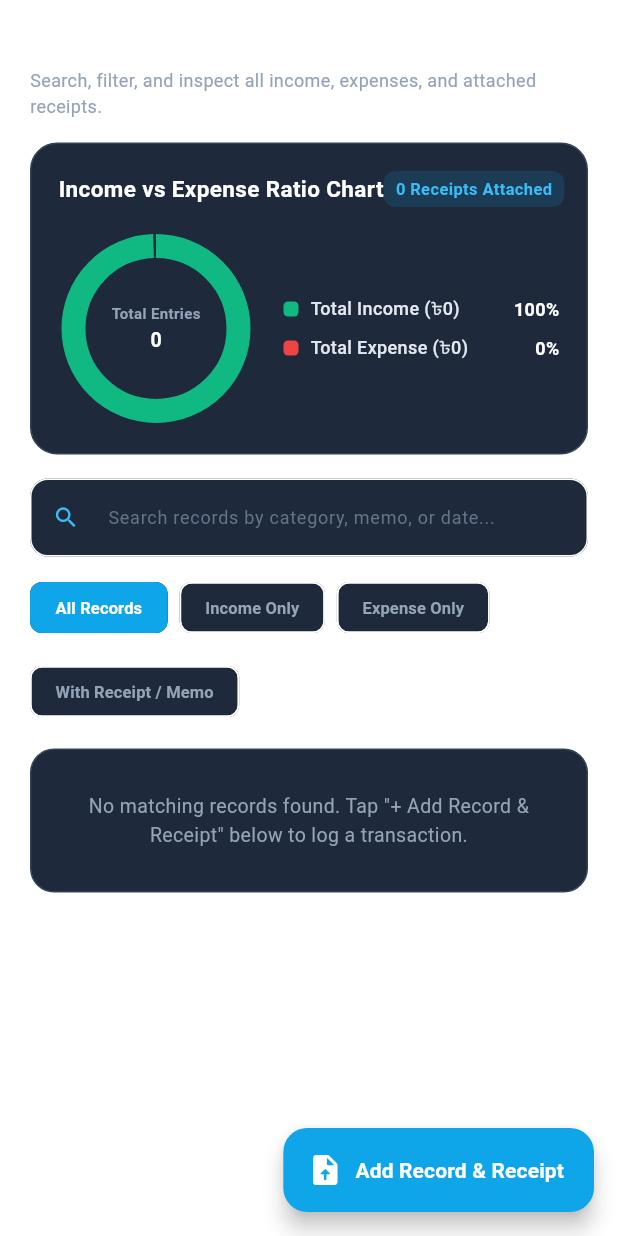
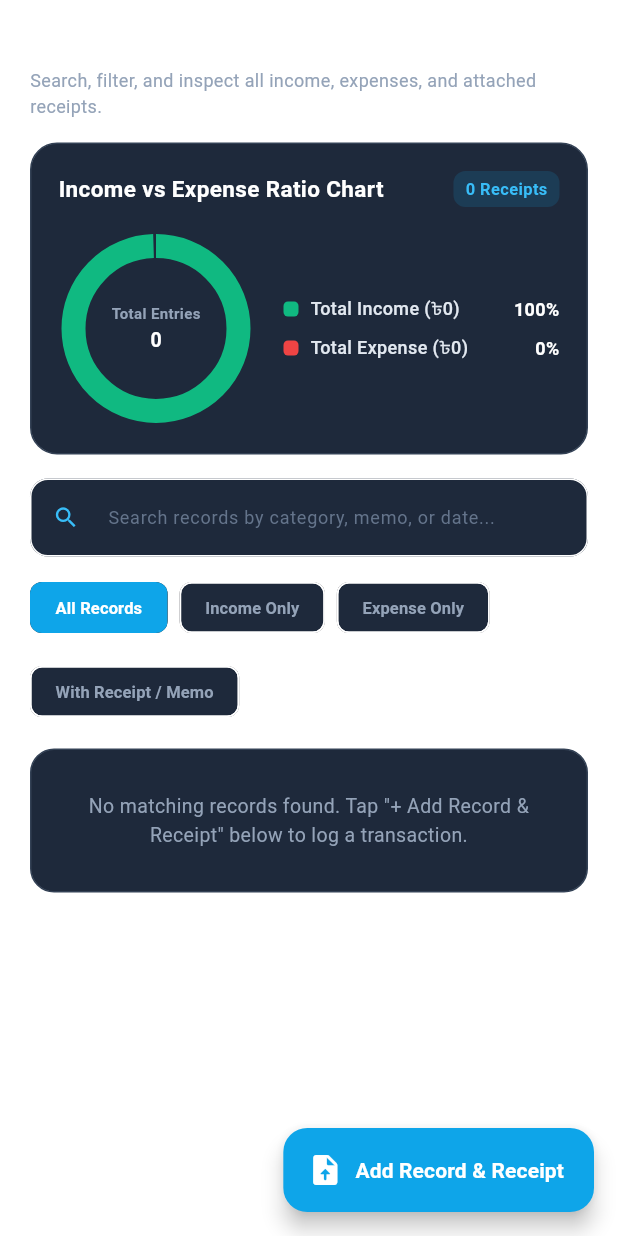
Before and after one commit to RifatNSU701/Money-Management, a Flutter app: the RecordsScreen screen opened directly, on a phone screen of 412 x 824 dp. Run offline on Flutter 3.47's test engine with Material 3 defaults, Android fonts, the phone set to English and light mode, and no system bars; our stand-ins replace image_picker, pdf, printing, shared_preferences; accounts and stored records are empty.

Commit message:
bug fixing

```diff
--- a/lib/records_screen.dart
+++ b/lib/records_screen.dart
@@ -52,7 +52,7 @@ class _RecordsScreenState extends State<RecordsScreen> {
           ),
           const SizedBox(height: 16),
 
-          // 1. ANALYTICS CHART CARD FOR RECORDS SCREEN
+          // 1. ANALYTICS CHART CARD (OVERFLOW-PROOF HEADER)
           Container(
             padding: const EdgeInsets.all(18),
             decoration: BoxDecoration(
@@ -66,10 +66,14 @@ class _RecordsScreenState extends State<RecordsScreen> {
                 Row(
                   mainAxisAlignment: MainAxisAlignment.spaceBetween,
                   children: [
-                    Text(
-                      provider.tr('Income vs Expense Ratio Chart', 'আয় বনাম ব্যয়ের তুলনামূলক চার্ট'),
-                      style: const TextStyle(color: Colors.white, fontSize: 15, fontWeight: FontWeight.bold),
+                    Expanded(
+                      child: Text(
+                        provider.tr('Income vs Expense Ratio Chart', 'আয় বনাম ব্যয়ের তুলনামূলক চার্ট'),
+                        style: const TextStyle(color: Colors.white, fontSize: 15, fontWeight: FontWeight.bold),
+                        overflow: TextOverflow.ellipsis,
+                      ),
                     ),
+                    const SizedBox(width: 8),
                     Container(
                       padding: const EdgeInsets.symmetric(horizontal: 8, vertical: 4),
                       decoration: BoxDecoration(
@@ -77,7 +81,7 @@ class _RecordsScreenState extends State<RecordsScreen> {
                         borderRadius: BorderRadius.circular(8),
                       ),
                       child: Text(
-                        provider.tr('$receiptCount Receipts Attached', '$receiptCount টি রসিদ সংযুক্ত'),
+                        provider.tr('$receiptCount Receipts', '$receiptCount টি রসিদ'),
                         style: const TextStyle(color: Color(0xFF38BDF8), fontSize: 11, fontWeight: FontWeight.bold),
                       ),
                     ),
@@ -174,7 +178,11 @@ class _RecordsScreenState extends State<RecordsScreen> {
                 title: Row(
                   children: [
                     Expanded(
-                      child: Text(tx.title, style: const TextStyle(color: Colors.white, fontWeight: FontWeight.bold, fontSize: 14)),
+                      child: Text(
+                        tx.title,
+                        style: const TextStyle(color: Colors.white, fontWeight: FontWeight.bold, fontSize: 14),
+                        overflow: TextOverflow.ellipsis,
+                      ),
                     ),
                     if (tx.hasAttachment)
                       InkWell(
@@ -191,7 +199,7 @@ class _RecordsScreenState extends State<RecordsScreen> {
                               const Icon(Icons.attach_file, color: Color(0xFF38BDF8), size: 12),
                               const SizedBox(width: 3),
                               Text(
-                                provider.tr('View Receipt', 'রসিদ দেখুন'),
+                                provider.tr('Receipt', 'রসিদ'),
                                 style: const TextStyle(color: Color(0xFF38BDF8), fontSize: 10, fontWeight: FontWeight.bold),
                               ),
                             ],
```
